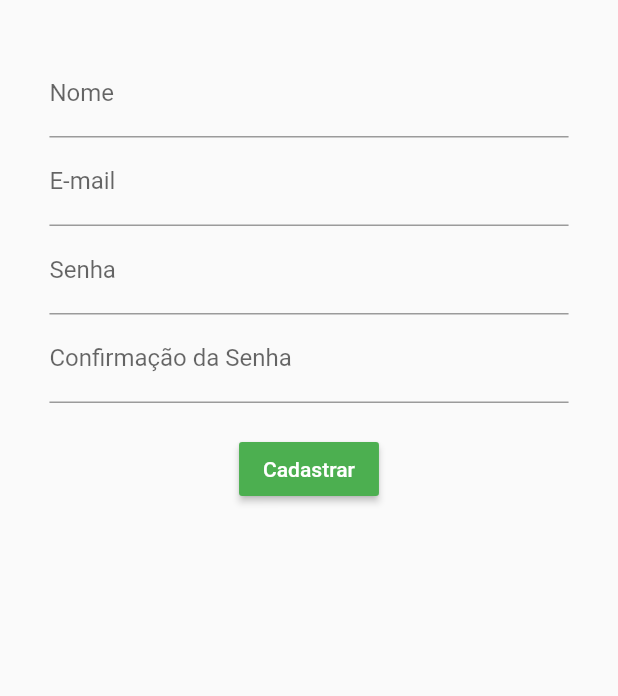
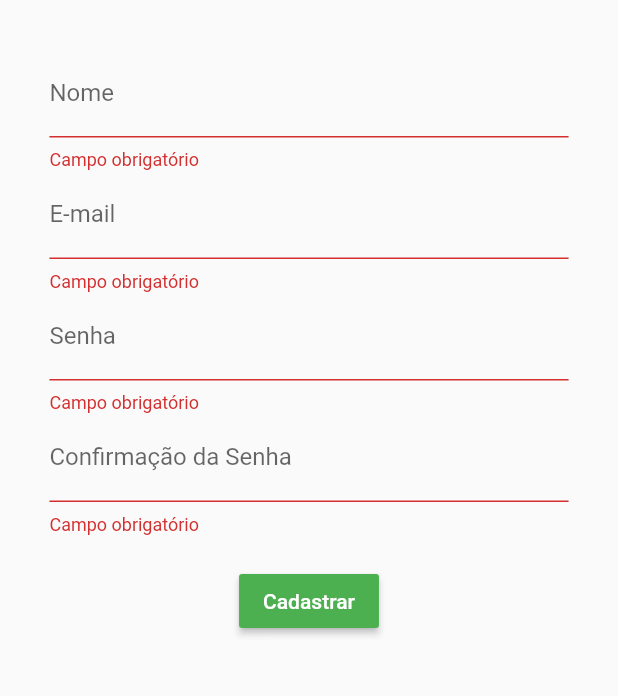
Before and after one commit to rodralme/estagios_mobile, a Flutter app: the LoginPage screen opened by its route, after a tap on "Entrar", after a tap on "Quero me cadastrar", after a tap on "Cadastrar", on a phone screen of 412 x 824 dp, the part 243-939 px from its top. Run offline on Flutter 3.47's test engine with Material 2 defaults, Android fonts, the phone set to English and light mode, and no system bars; our stand-ins replace flutter_masked_text, font_awesome_flutter, shared_preferences, validators; accounts and stored records are empty; network calls fail.

Commit message:
Ajustando a tela de login

```diff
--- a/lib/components/campo_texto.dart
+++ b/lib/components/campo_texto.dart
@@ -7,6 +7,7 @@ class CampoTexto extends StatelessWidget {
     this.controller,
     this.keyboardType = TextInputType.text,
     this.label,
+    this.icon,
     this.obscureText = false,
     this.rules,
   });
@@ -14,6 +15,7 @@ class CampoTexto extends StatelessWidget {
   final TextEditingController controller;
   final TextInputType keyboardType;
   final String label;
+  final Icon icon;
   final bool obscureText;
   final String rules;
 
@@ -23,6 +25,7 @@ class CampoTexto extends StatelessWidget {
       controller: controller,
       decoration: InputDecoration(
         labelText: label,
+        icon: icon,
       ),
       keyboardType: keyboardType,
       obscureText: obscureText,
@@ -41,16 +44,16 @@ class CampoTexto extends StatelessWidget {
   validar(value, rule) {
     switch (rule) {
       case 'required': {
-        return !value.isEmpty ?? 'Campo obrigatório';
+        return value.isEmpty ? 'Campo obrigatório' : null;
       }
       case 'email': {
-        return isEmail(value) ?? 'E-mail inválido';
+        return !isEmail(value) ? 'E-mail inválido' : null;
       }
       case 'date': {
-        return getData(value) ?? 'Data inválida';
+        return getData(value) == null ? 'Data inválida' : null;
       }
       case 'phone': {
-        return isPhone(value) ?? 'Telefone inválido';
+        return !isPhone(value) ? 'Telefone inválido' : null;
       }
     }
     return null;
--- a/lib/main.dart
+++ b/lib/main.dart
@@ -3,28 +3,31 @@ import 'package:estagios/pages/RegisterPage.dart';
 import 'package:estagios/pages/VagasPage.dart';
 import 'package:flutter/material.dart';
 
+import 'components/default_app_bar.dart';
+
 void main() => runApp(Estagios());
 
 class Estagios extends StatelessWidget {
-
   final _title = 'Estágios';
 
   @override
   Widget build(BuildContext context) {
     return MaterialApp(
-      title: _title,
+        title: _title,
 //      home: Scaffold(
 //        appBar: AppBar(
 //          title: Text(_title),
 //        ),
 //        body: Login()
 //      ),
-      home: VagasPage(),
-      routes: <String, WidgetBuilder>{
-        '/login': (context) => LoginPage(),
-        '/register': (context) => RegisterPage(),
-        '/vagas': (context) => VagasPage(),
-      }
-    );
+        home: VagasPage(),
+        routes: <String, WidgetBuilder>{
+          '/login': (context) => Scaffold(
+                appBar: DefaultAppBar("Login"),
+                body: LoginPage(),
+              ),
+          '/register': (context) => RegisterPage(),
+          '/vagas': (context) => VagasPage(),
+        });
   }
 }
--- a/lib/pages/LoginPage.dart
+++ b/lib/pages/LoginPage.dart
@@ -1,3 +1,4 @@
+import 'package:estagios/components/campo_texto.dart';
 import 'package:estagios/components/default_app_bar.dart';
 import 'package:estagios/connection.dart';
 import 'package:estagios/model/Pessoa.dart';
@@ -33,9 +34,7 @@ class LoginPageState extends State<LoginPage> {
       );
     }
 
-    return Scaffold(
-      appBar: DefaultAppBar("Login"),
-      body: SingleChildScrollView(
+    return SingleChildScrollView(
       padding: EdgeInsets.symmetric(horizontal: mediaWidth * 0.08),
       child: Form(
         key: formKey,
@@ -50,36 +49,38 @@ class LoginPageState extends State<LoginPage> {
               ),
               child: Image.asset('assets/images/logo.png'),
             ),
-              TextFormField(
+            CampoTexto(
               controller: _email,
               keyboardType: TextInputType.emailAddress,
-                decoration: const InputDecoration(
               icon: Icon(Icons.person),
-                  labelText: 'E-mail',
+              label: 'E-mail',
+              rules: 'required|email',
             ),
-                validator: (value) {
-                  return value.isEmpty ? 'Campo obrigatório' : null;
-                },
-              ),
-              TextFormField(
+            CampoTexto(
               controller: _password,
-                decoration: const InputDecoration(
               icon: Icon(Icons.vpn_key),
-                  labelText: 'Senha',
-                ),
+              label: 'Senha',
               obscureText: true,
-                validator: (value) {
-                  return value.isEmpty ? 'Campo obrigatório' : null;
-                },
+              rules: 'required',
             ),
             SizedBox(height: 20.0),
             RaisedButton(
               child: Text('Entrar'),
               color: Colors.green,
               textColor: Colors.white,
-                onPressed: () {
+              onPressed: () async {
+                FocusScope.of(context).requestFocus(new FocusNode());
+                setState(() {
+                  this._loading = true;
+                });
+                try {
                   if (formKey.currentState.validate()) {
-                    logar();
+                    await logar();
+                  }
+                } finally {
+                  setState(() {
+                    this._loading = false;
+                  });
                 }
               },
             ),
@@ -93,7 +94,6 @@ class LoginPageState extends State<LoginPage> {
           ],
         ),
       ),
-      ),
     );
   }
 
@@ -105,7 +105,10 @@ class LoginPageState extends State<LoginPage> {
     });
 
     if (data['success'] == false) {
-      // todo fazer
+      Scaffold.of(context).showSnackBar(SnackBar(
+        content: Text('Usuário ou senha inválidos'),
+        behavior: SnackBarBehavior.floating,
+      ));
     } else {
       SharedPreferences prefs = await SharedPreferences.getInstance();
       prefs.setString('access_token', data['meta']['access_token']);
--- a/lib/pages/ProfileEditPage.dart
+++ b/lib/pages/ProfileEditPage.dart
@@ -3,10 +3,9 @@ import 'package:estagios/components/default_app_bar.dart';
 import 'package:estagios/connection.dart';
 import 'package:estagios/model/Pessoa.dart';
 import 'package:flutter/material.dart';
+import 'package:flutter_masked_text/flutter_masked_text.dart';
 import 'package:intl/intl.dart';
 import 'package:shared_preferences/shared_preferences.dart';
-import 'package:flutter_masked_text/flutter_masked_text.dart';
-import 'package:validators/validators.dart';
 
 class ProfilePage extends StatefulWidget {
   final Pessoa pessoa;
```
Lines whose indentation alone changed are shown as unchanged.
